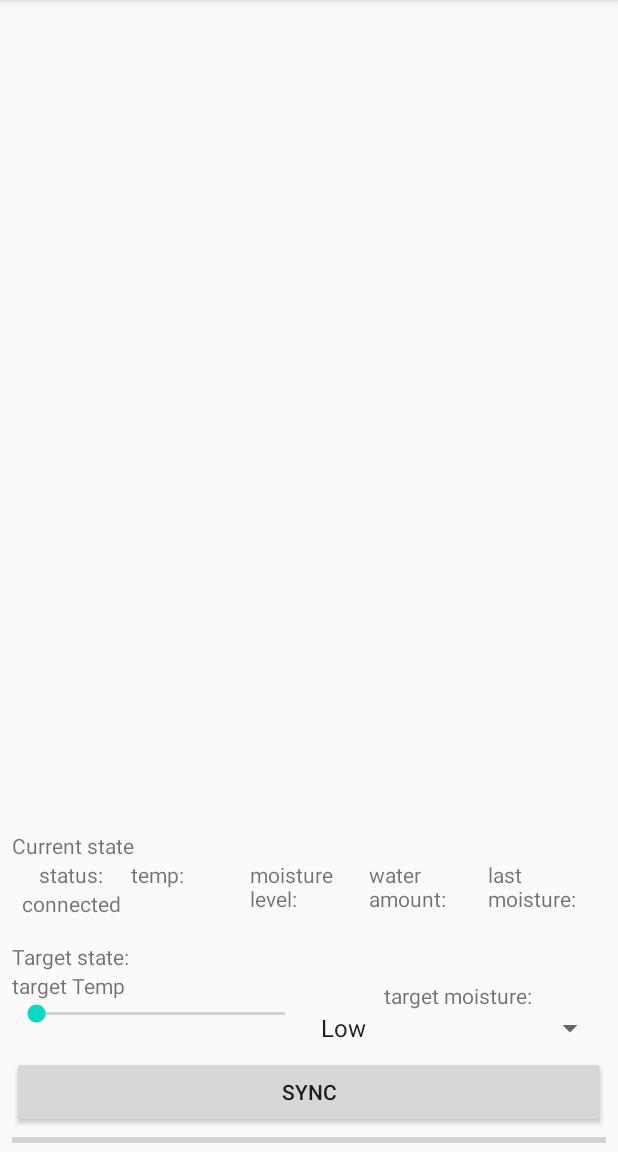
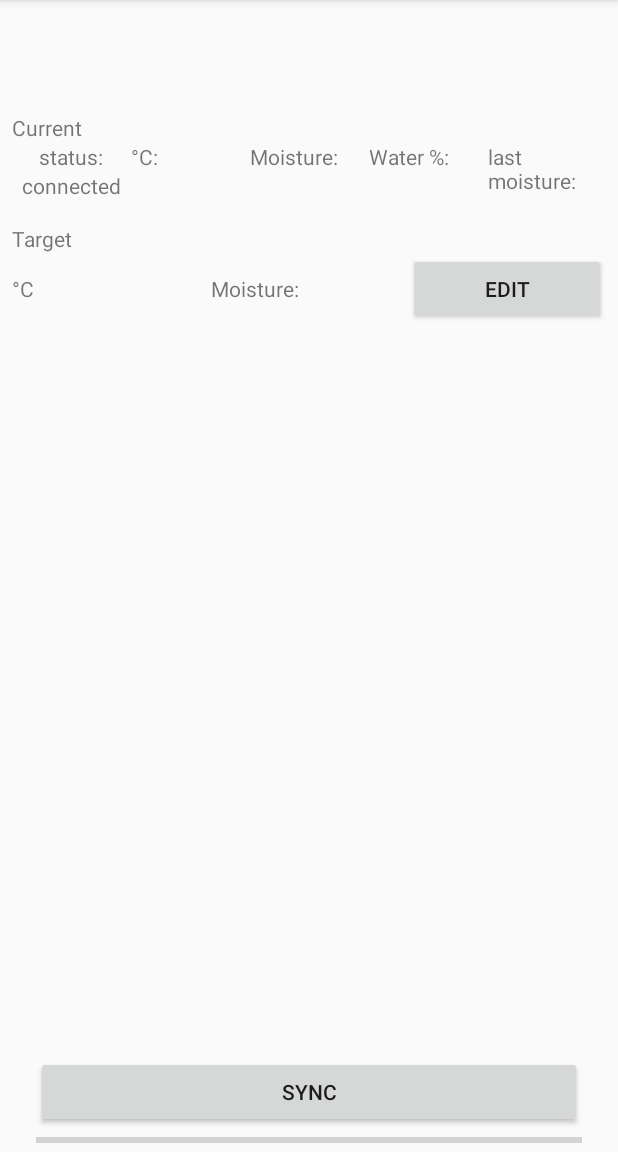
Before and after one commit to urm8/dip, an Android app: the screen it shows after launch (MainActivity), on a phone screen of 412 x 824 dp, the part 84-1236 px from its top. Run offline under Robolectric (Android 15) with nearby library versions, the phone set to English and light mode, and no system bars.

Commit message:
allow setting target state

```diff
--- a/app_client/app/src/main/java/org/megaf/app_client/MoistureLevel.kt
+++ b/app_client/app/src/main/java/org/megaf/app_client/MoistureLevel.kt
@@ -3,7 +3,9 @@ package org.megaf.app_client
 enum class MoistureLevel {
     LOW,
     MED,
+    MED_P,
     HI;
+
 
     override fun toString() = when (this) {
         LOW -> "Low"
--- a/app_client/app/src/main/java/org/megaf/app_client/StatePoko.kt
+++ b/app_client/app/src/main/java/org/megaf/app_client/StatePoko.kt
@@ -5,7 +5,6 @@ import kotlinx.serialization.Serializable
 class StatePoko(
     val temp: Double,
     val moistureLevel: Int,
-    val humidity: Int = 0,
     val waterLevel: Int = 0,
-    val secondsSinceLastMoisture: Int = 0
+    val secondsSinceLastMoisture: Long = 0
 )
--- a/app_client/app/src/main/res/layout/activity_main.xml
+++ b/app_client/app/src/main/res/layout/activity_main.xml
@@ -13,11 +13,13 @@
         android:id="@+id/controls"
         android:layout_width="match_parent"
         android:layout_height="match_parent"
-        android:gravity="bottom"
+        android:layout_marginTop="16dp"
+        android:layout_marginBottom="16dp"
         android:orientation="vertical"
         app:layout_constraintBottom_toBottomOf="parent"
         app:layout_constraintEnd_toEndOf="parent"
-        app:layout_constraintStart_toStartOf="parent">
+        app:layout_constraintStart_toStartOf="parent"
+        app:layout_constraintTop_toTopOf="parent">
 
         <LinearLayout
             android:layout_width="match_parent"
@@ -100,14 +102,12 @@
                 android:layout_height="wrap_content"
                 android:layout_weight="1"
                 android:orientation="vertical">
-
                 <TextView
                     android:layout_width="match_parent"
                     android:layout_height="wrap_content"
                     android:gravity="left"
                     android:labelFor="@id/moisture"
                     android:text="@string/moisture" />
-
                 <TextView
                     android:id="@+id/moisture"
                     android:layout_width="match_parent"
@@ -176,21 +176,14 @@
                 android:layout_width="match_parent"
                 android:layout_height="wrap_content"
                 android:layout_weight="1"
-                android:orientation="vertical">
+                android:orientation="horizontal">
 
                 <TextView
                     android:id="@+id/targetTempLabel"
-                    android:layout_width="match_parent"
+                    android:layout_width="wrap_content"
                     android:layout_height="wrap_content"
                     android:labelFor="@+id/targetTemp"
                     android:text="@string/target_temp" />
-
-                <SeekBar
-                    android:id="@+id/targetTempSeekBar"
-                    android:layout_width="match_parent"
-                    android:layout_height="wrap_content"
-                    android:max="30"
-                    android:min="0" />
 
                 <TextView
                     android:id="@+id/targetTemp"
@@ -203,31 +196,44 @@
             <LinearLayout
                 android:layout_width="match_parent"
                 android:layout_height="wrap_content"
-                android:layout_weight="1"
-                android:gravity="top"
-                android:orientation="vertical">
+                android:layout_weight="1">
+
                 <TextView
-                    android:layout_width="match_parent"
+                    android:layout_width="wrap_content"
                     android:layout_height="wrap_content"
+                    android:gravity="center"
                     android:labelFor="@id/targetMoistureLevel"
-                    android:gravity="center"
-                    android:text="@string/target_moisture"/>
+                    android:text="@string/target_moisture" />
 
-                <Spinner
+                <TextView
                     android:id="@+id/targetMoistureLevel"
                     android:layout_width="match_parent"
                     android:layout_height="wrap_content"
                     android:gravity="center"
-                    android:entries="@array/moisture_levels" />
+                    tools:text="wet"/>
             </LinearLayout>
+            <Button
+                android:id="@+id/editTarget"
+                android:layout_width="match_parent"
+                android:layout_height="wrap_content"
+                android:text="@string/edit"
+                android:layout_weight="1"/>
         </LinearLayout>
+
+
+
+    </LinearLayout>
 
     <LinearLayout
         android:layout_width="match_parent"
         android:layout_height="wrap_content"
-        android:layout_gravity="bottom"
-        android:gravity="center"
-        android:orientation="vertical">
+
+        android:layout_marginStart="16dp"
+        android:layout_marginEnd="16dp"
+        android:orientation="vertical"
+        app:layout_constraintBottom_toBottomOf="parent"
+        app:layout_constraintEnd_toEndOf="parent"
+        app:layout_constraintStart_toStartOf="parent">
 
         <Button
             android:id="@+id/syncBtn"
@@ -245,7 +251,4 @@
 
     </LinearLayout>
 
-
-</LinearLayout>
-
-    </androidx.constraintlayout.widget.ConstraintLayout>
+</androidx.constraintlayout.widget.ConstraintLayout>
--- a/app_client/app/src/main/res/values/moisture_levels.xml
+++ b/app_client/app/src/main/res/values/moisture_levels.xml
@@ -1,8 +1,9 @@
 <?xml version="1.0" encoding="utf-8"?>
 <resources>
     <string-array name="moisture_levels">
-        <item>Low</item>
-        <item>Medium</item>
-        <item>High</item>
+        <item>Dry</item>
+        <item>Wet</item>
+        <item>Wet+</item>
+        <item>Water</item>
     </string-array>
 </resources>
--- a/app_client/app/src/main/res/values/strings.xml
+++ b/app_client/app/src/main/res/values/strings.xml
@@ -1,13 +1,15 @@
 <resources>
     <string name="app_name">app_client</string>
     <string name="sync">sync</string>
-    <string name="current_state">Current state</string>
-    <string name="temperature">temp:</string>
-    <string name="moisture">moisture level:</string>
-    <string name="water_amount">water amount:</string>
-    <string name="target_temp">target Temp</string>
+    <string name="current_state">Current</string>
+    <string name="temperature">°C:</string>
+    <string name="moisture">Moisture:</string>
+    <string name="water_amount">Water %:</string>
+    <string name="target_temp">°C</string>
     <string name="status">status:</string>
     <string name="connected">connected</string>
-    <string name="target_state">Target state:</string>
-    <string name="target_moisture">target moisture:</string>
+    <string name="target_state">Target</string>
+    <string name="target_moisture">Moisture:</string>
+    <string name="edit">Edit</string>
+    <string name="edit_dialog_title">Set target state</string>
 </resources>
```
Also changed, not shown: app_client/app/src/main/java/org/megaf/app_client/MainActivity.kt (+77 -29 lines), app_client/app/src/main/java/org/megaf/app_client/MainViewModel.kt (+30 -2 lines).
